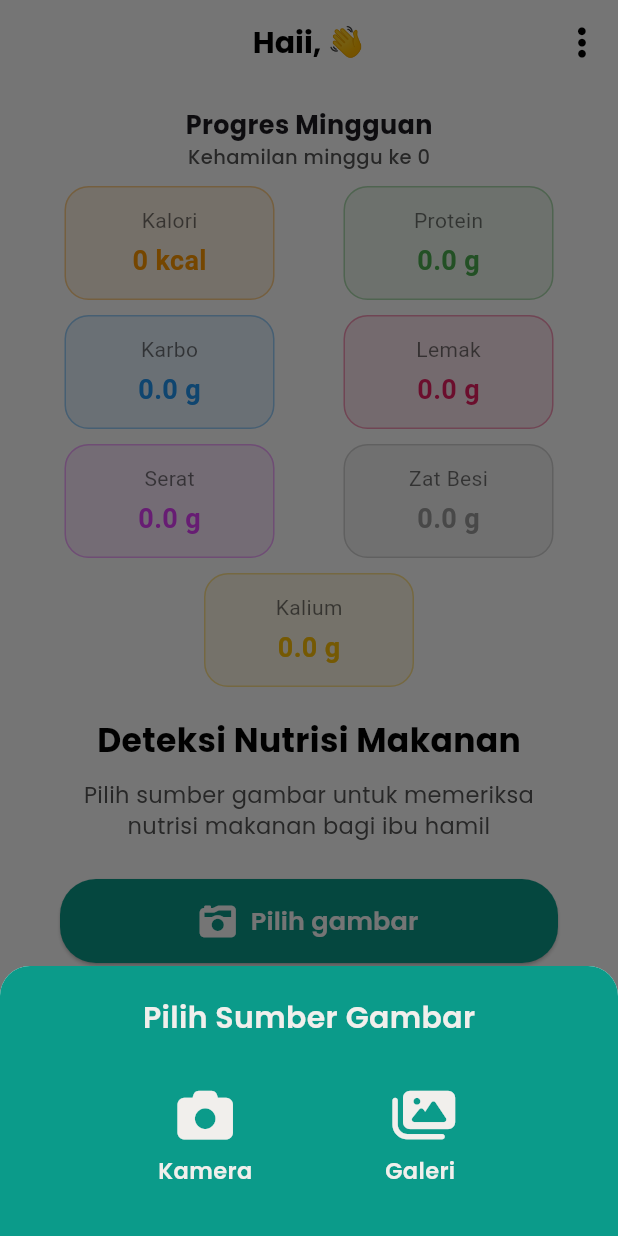
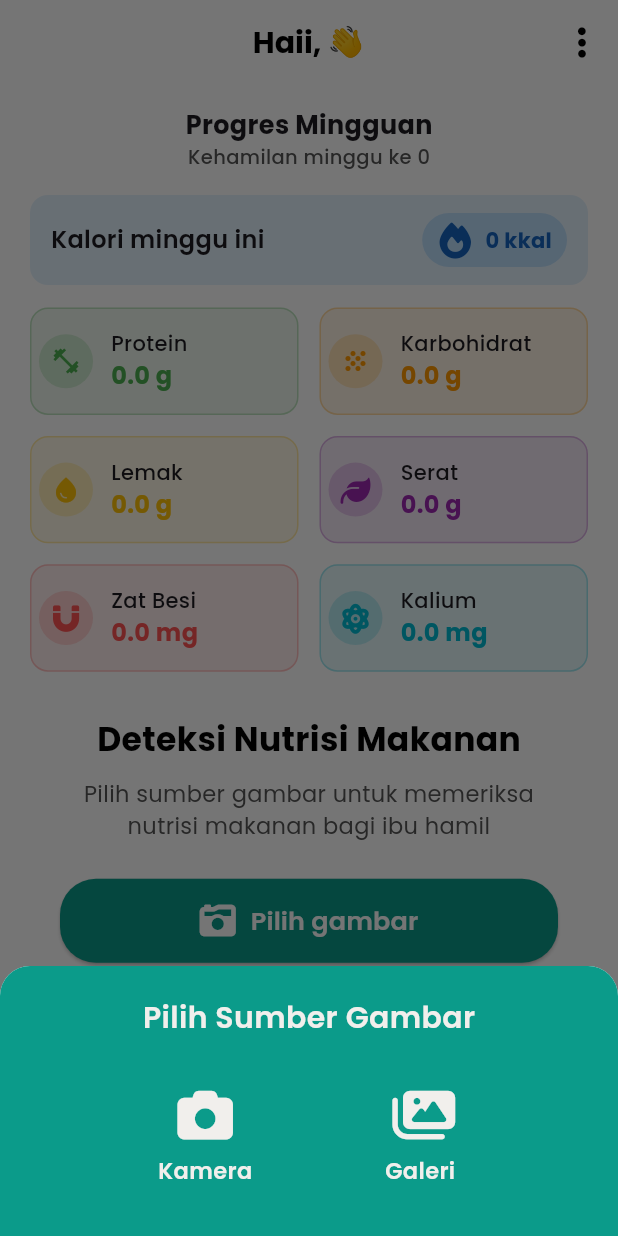
Before and after one commit to normanthohir/Generation-Stars, a Flutter app: the HomeScreen screen opened directly, after a tap on "Pilih gambar", on a phone screen of 412 x 824 dp. Run offline on Flutter 3.47's test engine with Material 3 defaults, Android fonts, the light colour scheme and no system bars; our stand-ins replace csv, email_validator, fl_chart, font_awesome_flutter, google_fonts, image_picker and 7 more; missing offline and left inert: dart:ffi, tflite; accounts and stored records are empty.

Commit message:
update code

```diff
--- a/lib/screens/history/detail_history_screen.dart
+++ b/lib/screens/history/detail_history_screen.dart
@@ -138,7 +138,7 @@ class DetailHistoryScreen extends StatelessWidget {
           "Lemak",
           "${lemak}g",
           Icons.water_drop,
-          Colors.blue,
+          Colors.amber,
         ),
         _buildNutritionItem(
           "Serat",
--- a/lib/screens/home_screen.dart
+++ b/lib/screens/home_screen.dart
@@ -159,13 +159,15 @@ class _HomeScreenState extends State<HomeScreen> {
                             baseColor: Colors.grey.shade300,
                             highlightColor: Colors.grey.shade100,
                             child: Column(
-                              crossAxisAlignment: CrossAxisAlignment.start,
                               children: [
                                 const SizedBox(height: 4),
                                 Container(
                                   height: 11,
                                   width: 160,
-                                  color: Colors.grey,
+                                  decoration: BoxDecoration(
+                                    color: Colors.grey,
+                                    borderRadius: BorderRadius.circular(8),
+                                  ),
                                 ),
                               ],
                             ),
@@ -182,7 +184,7 @@ class _HomeScreenState extends State<HomeScreen> {
                   ],
                 ),
               ),
-              SizedBox(height: 5),
+              SizedBox(height: 15),
               Text(
                 'Deteksi Nutrisi Makanan',
                 style: GoogleFonts.poppins(
--- a/lib/theme/effect_shimer/nutrisi_mingguan_shimer.dart
+++ b/lib/theme/effect_shimer/nutrisi_mingguan_shimer.dart
@@ -3,15 +3,6 @@ import 'package:shimmer/shimmer.dart';
 
 class NutrisiMingguanShimer extends StatelessWidget {
   const NutrisiMingguanShimer({super.key});
-
-  Widget shimmerBox() => Container(
-        height: 75,
-        width: 140,
-        decoration: BoxDecoration(
-          color: Colors.grey,
-          borderRadius: BorderRadius.circular(16),
-        ),
-      );
 
   @override
   Widget build(BuildContext context) {
@@ -20,28 +11,51 @@ class NutrisiMingguanShimer extends StatelessWidget {
       highlightColor: Colors.grey.shade100,
       child: Column(
         children: [
-          const SizedBox(height: 10),
-          Row(
-            mainAxisAlignment: MainAxisAlignment.spaceAround,
-            children: [shimmerBox(), shimmerBox()],
-          ),
-          const SizedBox(height: 10),
-          Row(
-            mainAxisAlignment: MainAxisAlignment.spaceAround,
-            children: [shimmerBox(), shimmerBox()],
-          ),
-          const SizedBox(height: 10),
-          Row(
-            mainAxisAlignment: MainAxisAlignment.spaceAround,
-            children: [shimmerBox(), shimmerBox()],
-          ),
-          const SizedBox(height: 10),
-          Row(
-            mainAxisAlignment: MainAxisAlignment.spaceAround,
-            children: [shimmerBox()],
-          ),
+          const SizedBox(height: 18),
+          shimmerBoxHeader(),
+          const SizedBox(height: 15),
+          _buildShimerbox(),
         ],
       ),
     );
   }
 }
+
+Widget _buildShimerbox() {
+  return GridView.count(
+    shrinkWrap: true,
+    physics: const NeverScrollableScrollPhysics(),
+    crossAxisCount: 2,
+    childAspectRatio: 2.5,
+    crossAxisSpacing: 14,
+    mainAxisSpacing: 14,
+    children: [
+      _shimmerBox(),
+      _shimmerBox(),
+      _shimmerBox(),
+      _shimmerBox(),
+      _shimmerBox(),
+      _shimmerBox(),
+    ],
+  );
+}
+
+Widget _shimmerBox() {
+  return Container(
+    decoration: BoxDecoration(
+      color: Colors.grey,
+      borderRadius: BorderRadius.circular(12),
+    ),
+  );
+}
+
+Widget shimmerBoxHeader() {
+  return Container(
+    height: 55,
+    width: double.infinity,
+    decoration: BoxDecoration(
+      color: Colors.grey,
+      borderRadius: BorderRadius.circular(12),
+    ),
+  );
+}
--- a/lib/widgets/widgets_nutrisi_mingguna.dart
+++ b/lib/widgets/widgets_nutrisi_mingguna.dart
@@ -1,5 +1,7 @@
 import 'package:flutter/material.dart';
+import 'package:font_awesome_flutter/font_awesome_flutter.dart';
 import 'package:generation_stars/theme/effect_shimer/nutrisi_mingguan_shimer.dart';
+import 'package:google_fonts/google_fonts.dart';
 import 'package:supabase_flutter/supabase_flutter.dart';
 
 class WidgetsNutrisiMingguan extends StatefulWidget {
@@ -82,68 +84,128 @@ class _WidgetsNutrisiMingguanState extends State<WidgetsNutrisiMingguan> {
     if (isLoading) {
       return const Center(child: NutrisiMingguanShimer());
     }
-
     return Column(
+      crossAxisAlignment: CrossAxisAlignment.start,
       children: [
-        const SizedBox(height: 10),
-        Row(
-          mainAxisAlignment: MainAxisAlignment.spaceAround,
-          children: [
-            _nutrisiBox('Kalori', '${totalKalori.toStringAsFixed(0)} kcal',
-                Colors.orange),
-            _nutrisiBox('Protein', '${totalProtein.toStringAsFixed(1)} g',
-                Colors.green),
-          ],
-        ),
-        const SizedBox(height: 10),
-        Row(
-          mainAxisAlignment: MainAxisAlignment.spaceAround,
-          children: [
-            _nutrisiBox(
-                'Karbo', '${totalKarbo.toStringAsFixed(1)} g', Colors.blue),
-            _nutrisiBox(
-                'Lemak', '${totalLemak.toStringAsFixed(1)} g', Colors.pink),
-          ],
-        ),
-        const SizedBox(height: 10),
-        Row(
-          mainAxisAlignment: MainAxisAlignment.spaceAround,
-          children: [
-            _nutrisiBox('Serat', '${totalSerat.toStringAsFixed(1)} g',
-                Colors.purpleAccent),
-            _nutrisiBox('Zat Besi', '${totalZatBesi.toStringAsFixed(1)} g',
-                Colors.grey),
-          ],
-        ),
-        const SizedBox(height: 10),
-        Row(
-          mainAxisAlignment: MainAxisAlignment.spaceAround,
-          children: [
-            _nutrisiBox(
-                'Kalium', '${totalKalium.toStringAsFixed(1)} g', Colors.amber),
-          ],
-        ),
+        const SizedBox(height: 16),
+        _buildNutritionHeader(),
+        const SizedBox(height: 15),
+        _buildNutritionBox(),
       ],
     );
   }
 
-  Widget _nutrisiBox(String title, String value, Color color) {
+  Widget _buildNutritionBox() {
+    return GridView.count(
+      shrinkWrap: true,
+      physics: const NeverScrollableScrollPhysics(),
+      crossAxisCount: 2,
+      childAspectRatio: 2.5,
+      crossAxisSpacing: 14,
+      mainAxisSpacing: 14,
+      children: [
+        _nutrisiBox('Protein', '${totalProtein.toStringAsFixed(1)} g',
+            Icons.fitness_center, Colors.green),
+        _nutrisiBox('Karbohidrat', '${totalKarbo.toStringAsFixed(1)} g',
+            Icons.grain, Colors.orange),
+        _nutrisiBox('Lemak', '${totalLemak.toStringAsFixed(1)} g',
+            Icons.water_drop, Colors.amber),
+        _nutrisiBox('Serat', '${totalSerat.toStringAsFixed(1)} g',
+            FontAwesomeIcons.leaf, Colors.purple),
+        _nutrisiBox('Zat Besi', '${totalZatBesi.toStringAsFixed(1)} mg',
+            FontAwesomeIcons.magnet, Colors.redAccent.shade200),
+        _nutrisiBox('Kalium', '${totalKalium.toStringAsFixed(1)} mg',
+            FontAwesomeIcons.atom, Colors.cyan),
+      ],
+    );
+  }
+
+  Widget _buildNutritionHeader() {
     return Container(
-      width: 140,
-      padding: const EdgeInsets.all(12),
+      padding: const EdgeInsets.symmetric(horizontal: 14, vertical: 12),
+      decoration: BoxDecoration(
+        color: Colors.blue[50],
+        borderRadius: BorderRadius.circular(12),
+      ),
+      child: Row(
+        children: [
+          Text(
+            "Kalori minggu ini",
+            style: GoogleFonts.poppins(
+              fontWeight: FontWeight.w600,
+              fontSize: 16,
+            ),
+          ),
+          const Spacer(),
+          Container(
+            padding: const EdgeInsets.symmetric(horizontal: 10, vertical: 6),
+            decoration: BoxDecoration(
+              color: Colors.blue[100],
+              borderRadius: BorderRadius.circular(20),
+            ),
+            child: Row(
+              children: [
+                Icon(
+                  FontAwesomeIcons.fire,
+                  size: 24,
+                  color: Colors.blue[800],
+                ),
+                SizedBox(width: 8),
+                Text(
+                  "${totalKalori.toStringAsFixed(0)} kkal",
+                  style: GoogleFonts.poppins(
+                    fontWeight: FontWeight.bold,
+                    color: Colors.blue[800],
+                  ),
+                ),
+              ],
+            ),
+          ),
+        ],
+      ),
+    );
+  }
+
+  Widget _nutrisiBox(String title, String value, IconData icon, Color color) {
+    return Container(
+      padding: const EdgeInsets.all(5),
       decoration: BoxDecoration(
         color: color.withOpacity(0.1),
-        borderRadius: BorderRadius.circular(16),
-        border: Border.all(color: color.withOpacity(0.4)),
+        borderRadius: BorderRadius.circular(12),
+        border: Border.all(color: color.withOpacity(0.3)),
       ),
-      child: Column(
+      child: Row(
         children: [
-          Text(title,
-              style: const TextStyle(fontSize: 14, color: Colors.black54)),
-          const SizedBox(height: 4),
-          Text(value,
-              style: TextStyle(
-                  fontSize: 18, fontWeight: FontWeight.bold, color: color)),
+          Container(
+            padding: const EdgeInsets.all(8),
+            decoration: BoxDecoration(
+              color: color.withOpacity(0.2),
+              shape: BoxShape.circle,
+            ),
+            child: Icon(icon, size: 20, color: color),
+          ),
+          const SizedBox(width: 12),
+          Column(
+            crossAxisAlignment: CrossAxisAlignment.start,
+            mainAxisAlignment: MainAxisAlignment.center,
+            children: [
+              Text(
+                title,
+                style: GoogleFonts.poppins(
+                  fontSize: 14,
+                  fontWeight: FontWeight.w500,
+                ),
+              ),
+              Text(
+                value,
+                style: GoogleFonts.poppins(
+                  fontSize: 16,
+                  fontWeight: FontWeight.bold,
+                  color: color,
+                ),
+              ),
+            ],
+          ),
         ],
       ),
     );
```
